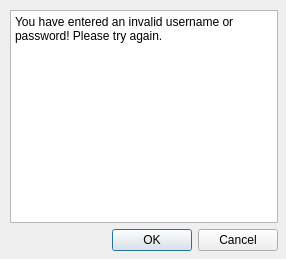
The window that CS1C-Project-Master/errorlogin.ui (AustinVaday/CS1C-Class-Project) describes before a commit, drawn with Qt 5.
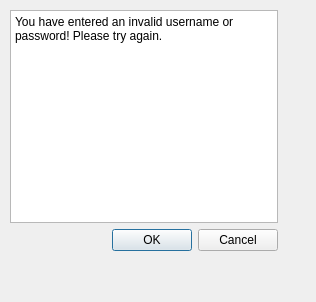
The same window after the commit.

Patch:
```diff
--- a/CS1C-Project-Master/errorlogin.ui
+++ b/CS1C-Project-Master/errorlogin.ui
@@ -6,14 +6,14 @@
    <rect>
     <x>0</x>
     <y>0</y>
-    <width>286</width>
-    <height>259</height>
+    <width>316</width>
+    <height>302</height>
    </rect>
   </property>
   <property name="windowTitle">
    <string>Login Error</string>
   </property>
-  <widget class="QWidget" name="">
+  <widget class="QWidget" name="layoutWidget">
    <property name="geometry">
     <rect>
      <x>10</x>
```
